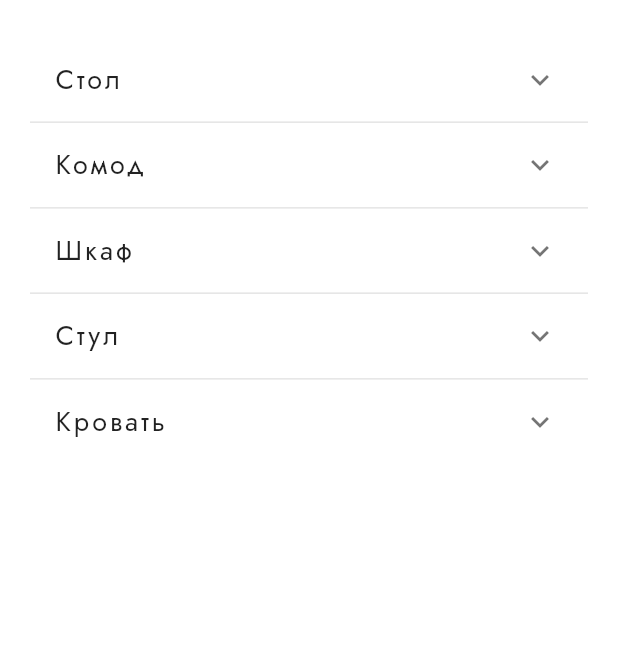
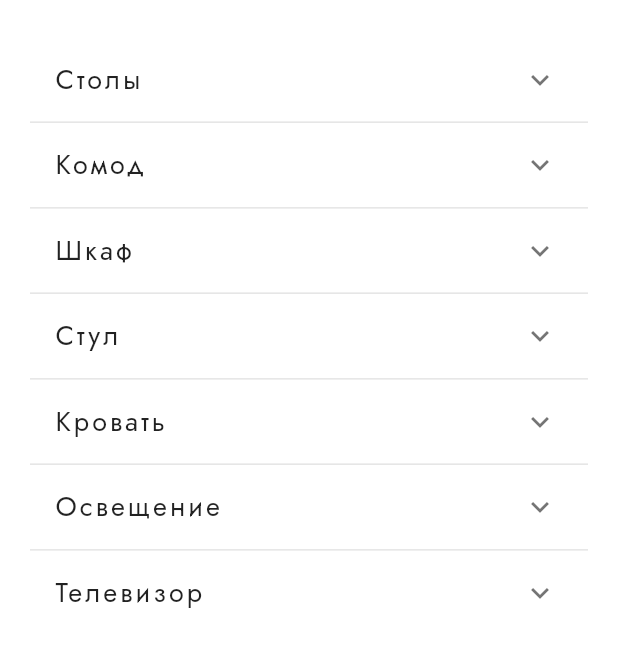
Before and after one commit to Happy2505/nir_app, a Flutter app: the AddFurniture screen opened directly, on a phone screen of 412 x 824 dp. Shown: the top 647 px of the screen. Run offline on Flutter 3.47's test engine with Material 2 defaults, Android fonts, the phone set to English and light mode, and no system bars; our stand-ins replace flutter_slidable, flutter_svg, hive, hive_flutter, smooth_page_indicator; missing offline and left inert: ar_flutter_plugin; accounts and stored records are empty.

Commit message:
что-то18

```diff
--- /dev/null
+++ b/lib/Models/Category_data.dart
@@ -0,0 +1,21 @@
+class Category {
+  String catName;
+  String img;
+  bool isExpanded;
+
+  Category({
+    required this.catName,
+    required this.img,
+    this.isExpanded = false,
+  });
+
+  static var category = [
+    Category(catName: "Столы", img: 'assets/catalog_img/стол.png'),
+    Category(catName: "Комод", img: 'assets/catalog_img/комод.png'),
+    Category(catName: "Шкаф", img: 'assets/catalog_img/шкаф.png'),
+    Category(catName: "Стул", img: 'assets/catalog_img/стул.png'),
+    Category(catName: "Кровать", img: 'assets/catalog_img/кровать.png'),
+    Category(catName: "Освещение", img: 'assets/catalog_img/торшер.png'),
+    Category(catName: "Телевизор", img: 'assets/catalog_img/телевизор.png'),
+  ];
+}
--- a/lib/Models/Models_data.dart
+++ b/lib/Models/Models_data.dart
@@ -6,14 +6,15 @@ class Models {
   final String description;
   final String img;
   final ARNode node;
+  final String catName;
 
-  Models({required this.name, required this.description, required this.img, required this.node});
+  Models({required this.name, required this.description, required this.img, required this.node, required this.catName});
 
   static var models = [
     Models(
         name: 'Стол',
         description:'Письменный стол Милан с ящиком 76.5х74.5 см ЛДСП цвет белый',
-        img:'assets/furniture_img/стол 1.png',
+        img:'assets/catalog_img/стол.png',
         node: ARNode(
             type: NodeType.fileSystemAppFolderGLTF2,
             uri:
@@ -21,11 +22,12 @@ class Models {
             scale: Vector3(1, 1, 1),
             position: Vector3(0.0, 0.0, 0.0),
             rotation: Vector4(1.0, 0.0, 0.0, 0.0)),
+      catName: 'Столы'
     ),
     Models(
-      name: 'Стол',
+      name: 'Лампа',
       description:'лампа',
-      img:'assets/furniture_img/стол 1.png',
+      img:'assets/catalog_img/торшер.png',
       node: ARNode(
           type: NodeType.fileSystemAppFolderGLB,
           uri:
@@ -34,11 +36,13 @@ class Models {
           scale: Vector3(1, 1, 1),
           position: Vector3(0.0, 0.0, 0.0),
           rotation: Vector4(1.0, 0.0, 0.0, 0.0)),
+        catName: 'Освещение'
+
     ),
     Models(
-      name: 'Стол',
+      name: 'Стул',
       description:'стул',
-      img:'assets/furniture_img/стол 1.png',
+      img:'assets/catalog_img/стул.png',
       node: ARNode(
           type: NodeType.fileSystemAppFolderGLB,
           uri:
@@ -47,11 +51,13 @@ class Models {
           scale: Vector3(1, 1, 1),
           position: Vector3(0.0, 0.0, 0.0),
           rotation: Vector4(1.0, 0.0, 0.0, 0.0)),
+        catName: 'Стул'
+
     ),
     Models(
-      name: 'Стол',
+      name: 'Телевизор',
       description:'телевизор',
-      img:'assets/furniture_img/стол 1.png',
+      img:'assets/catalog_img/телевизор.png',
       node: ARNode(
           type: NodeType.fileSystemAppFolderGLB,
           uri:
@@ -60,9 +66,11 @@ class Models {
           scale: Vector3(1, 1, 1),
           position: Vector3(0.0, 0.0, 0.0),
           rotation: Vector4(1.0, 0.0, 0.0, 0.0)),
+        catName: 'Телевизор'
+
     ),
     Models(
-      name: 'Стол',
+      name: 'Холодильник',
       description:'холодильник',
       img:'assets/furniture_img/стол 1.png',
       node: ARNode(
@@ -73,11 +81,13 @@ class Models {
           scale: Vector3(1, 1, 1),
           position: Vector3(0.0, 0.0, 0.0),
           rotation: Vector4(1.0, 0.0, 0.0, 0.0)),
+        catName: 'Журнальный'
+
     ),
     Models(
-      name: 'Стол',
+      name: 'Комод',
       description:'комод',
-      img:'assets/furniture_img/стол 1.png',
+      img:'assets/catalog_img/комод.png',
       node: ARNode(
           type: NodeType.fileSystemAppFolderGLB,
           uri:
@@ -86,11 +96,13 @@ class Models {
           scale: Vector3(1, 1, 1),
           position: Vector3(0.0, 0.0, 0.0),
           rotation: Vector4(1.0, 0.0, 0.0, 0.0)),
+        catName: 'Комод'
+
     ),
     Models(
-      name: 'Стол',
+      name: 'Кровать',
       description:'кровать',
-      img:'assets/furniture_img/стол 1.png',
+      img:'assets/catalog_img/кровать.png',
       node: ARNode(
           type: NodeType.fileSystemAppFolderGLB,
           uri:
@@ -99,7 +111,21 @@ class Models {
           scale: Vector3(1, 1, 1),
           position: Vector3(0.0, 0.0, 0.0),
           rotation: Vector4(1.0, 0.0, 0.0, 0.0)),
+        catName: 'Кровать'
     ),
-
+    Models(
+        name: 'Шкаф',
+        description:'шкаф',
+        img:'assets/catalog_img/шкаф.png',
+        node: ARNode(
+            type: NodeType.fileSystemAppFolderGLB,
+            uri:
+            "models/shkav.glb",
+            // "Chicken_01/shkav.glb",
+            scale: Vector3(1, 1, 1),
+            position: Vector3(0.0, 0.0, 0.0),
+            rotation: Vector4(1.0, 0.0, 0.0, 0.0)),
+        catName: 'Шкаф'
+    ),
   ];
 }
--- a/lib/ar_screen/ar_screen_model.dart
+++ b/lib/ar_screen/ar_screen_model.dart
@@ -1,8 +1,9 @@
 import 'package:flutter/material.dart';
 
 class ARScreenModel extends ChangeNotifier{
-  ARScreenModel(int index){
+  ARScreenModel(String index){
     indexx = index;
+    // notifyListeners();
   }
-  int indexx = -1;
+  String indexx = ' ';
 }
--- a/lib/factoryes/screen_factory.dart
+++ b/lib/factoryes/screen_factory.dart
@@ -10,7 +10,7 @@ import '../furniture_list_screen/furniture_list_model.dart';
 import '../furniture_list_screen/furniture_list_widget.dart';
 
 class ScreenFactory {
-  Widget ARScreen(int index) {
+  Widget ARScreen(String index) {
     return ChangeNotifierProvider(
       create: (_) => ARScreenModel(index),
       child: const ARScreenWidget(),
@@ -24,9 +24,9 @@ class ScreenFactory {
     );
   }
 
-  Widget FurniturePage(int index) {
+  Widget FurniturePage(String catName) {
     return ChangeNotifierProvider(
-      create: (_) => FurnitureListModel(index),
+      create: (_) => FurnitureListModel(catName),
       child: FurnitureListWidget(),
     );
   }
--- a/lib/furniture_list_screen/list_add_furniture.dart
+++ b/lib/furniture_list_screen/list_add_furniture.dart
@@ -3,23 +3,8 @@ import 'package:nir_app/Models/Models_data.dart';
 import 'package:nir_app/Theme/app_color.dart';
 import 'package:nir_app/ar_screen/ar_screen_model.dart';
 
-class Category {
-  String catName;
-  bool isExpanded;
+import '../Models/Category_data.dart';
 
-  Category({
-    required this.catName,
-    this.isExpanded = false,
-  });
-
-  static var category = [
-    Category(catName: "Стол"),
-    Category(catName: "Комод"),
-    Category(catName: "Шкаф"),
-    Category(catName: "Стул"),
-    Category(catName: "Кровать"),
-  ];
-}
 
 
 class AddFurniture extends StatefulWidget {
@@ -60,6 +45,7 @@ class _AddFurnitureState extends State<AddFurniture> {
         });
       },
       children: category.map<ExpansionPanel>((Category item) {
+        final furniture = Models.models.where((m) => m.catName == item.catName).toList();
         return ExpansionPanel(
           headerBuilder: (BuildContext context, bool isExpanded) {
             return ListTile(
@@ -70,20 +56,19 @@ class _AddFurnitureState extends State<AddFurniture> {
           body: GridView.builder(
               physics: const NeverScrollableScrollPhysics(),
               shrinkWrap: true,
-              itemCount: Models.models.length,
+              itemCount: furniture.length,
               gridDelegate:
               const SliverGridDelegateWithFixedCrossAxisCount(
                   crossAxisCount: 1,
                   childAspectRatio: 2.4,
                   mainAxisSpacing: 30),
               itemBuilder: (BuildContext context, index) {
-                final furniture = Models.models[index];
                 return Card(
                   elevation: 0,
                   child: Row(
                     crossAxisAlignment: CrossAxisAlignment.start,
                     children: [
-                      Image.asset(furniture.img),
+                      Image.asset(furniture[index].img, width: 100, height: 100,),
                       const SizedBox(width: 22),
                       Expanded(
                         flex: 1,
@@ -93,7 +78,7 @@ class _AddFurnitureState extends State<AddFurniture> {
                           MainAxisAlignment.spaceBetween,
                           children: [
                             Text(
-                              furniture.description,
+                              furniture[index].description,
                               maxLines: 3,
                               overflow: TextOverflow.ellipsis,
                               style: const TextStyle(fontSize: 16),
@@ -104,8 +89,8 @@ class _AddFurnitureState extends State<AddFurniture> {
                               children: [
                                 ElevatedButton(
                                   onPressed: () {
-                                    ARScreenModel(index);
-                                    Navigator.pop(context, index);
+                                    ARScreenModel(furniture[index].catName);
+                                    Navigator.pop(context, furniture[index].catName);
                                   },
                                   style: ButtonStyle(
                                       shape: MaterialStateProperty.all<
```
Also changed, not shown: lib/ar_screen/ar_screen_widget.dart (+34 -18 lines), lib/catalog_furniture_screen/catalog_furniture.dart (+8 -5 lines), lib/furniture_list_screen/furniture_list_model.dart (+3 -10 lines), lib/furniture_list_screen/furniture_list_widget.dart (+18 -20 lines), lib/profile_screen/favorite_widgt.dart (added, +99 -0 lines), lib/profile_screen/proile_widget.dart (+7 -28 lines), assets/catalog_img/жур.стол.png (added), assets/catalog_img/комод.png (added), assets/catalog_img/кровать.png (added), assets/catalog_img/стол.png, assets/catalog_img/стул.png (added), assets/catalog_img/телевизор.png (added), assets/catalog_img/торшер.png (added), assets/catalog_img/шкаф.png (added).
